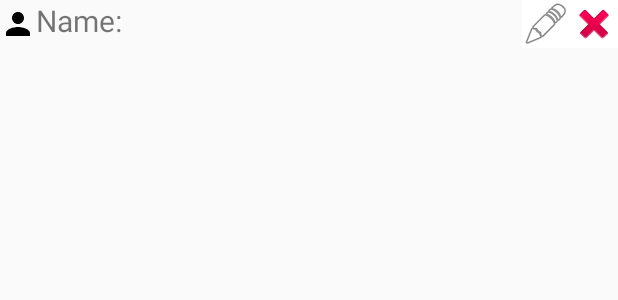
After one commit to AmwajAS/SlothGoldenCare, an Android app: the layout administrator_user_item.xml on its own in the app's theme, with its tools: preview values and no code run, on a phone screen of 412 x 824 dp. The commit adds this screen. Shown: the top 300 px of the screen. Run offline under Robolectric (Android 15) with nearby library versions, the phone set to English and light mode, and no system bars.

Commit message:
admin account to delete and edit users.

```diff
--- a/app/src/main/AndroidManifest.xml
+++ b/app/src/main/AndroidManifest.xml
@@ -52,6 +52,10 @@
             android:name=".SplashScreen"
             android:exported="false" />
         <activity
+            android:name=".AdministratorActivity"
+            android:exported="false">
+        </activity>
+        <activity
             android:name=".MainActivity"
             android:exported="true">
             <intent-filter>
--- a/app/src/main/java/com/example/slothgoldencare/LoginActivity.java
+++ b/app/src/main/java/com/example/slothgoldencare/LoginActivity.java
@@ -37,7 +37,11 @@ public class LoginActivity extends AppCompatActivity {
                 //check if the id number / field is empty.
                 SimpleDialog.showAlertDialog(LoginActivity.this, R.string.alert_title_login, R.string.alert_message_idEmtpy);
 
-            } else {
+            }
+            else if(uid.equals("admin")){
+                Intent intent = new Intent(getApplicationContext(),AdministratorActivity.class);
+                startActivity(intent);
+            }else {
                 //   if (checkIDValidation(uid)) {
                 if ((user = dbHelper.findUserByID(uid)) != null) {
                    // Log.i(TAG, "This is a debug message " + " Login Successfully" + user.getUsername()); // Debug log
--- /dev/null
+++ b/app/src/main/res/layout/administrator_user_item.xml
@@ -0,0 +1,94 @@
+<?xml version="1.0" encoding="utf-8"?>
+<LinearLayout xmlns:android="http://schemas.android.com/apk/res/android"
+              xmlns:app="http://schemas.android.com/apk/res-auto"
+              xmlns:tools="http://schemas.android.com/tools"
+              android:layout_width="match_parent"
+              android:orientation="vertical"
+              android:layout_height="match_parent">
+
+    <LinearLayout android:layout_width="match_parent"
+                  android:id="@+id/user_line"
+                  android:layout_height="wrap_content"
+                  android:orientation="horizontal">
+
+        <ImageView android:layout_width="wrap_content"
+                   android:layout_height="match_parent"
+                   android:src="@drawable/baseline_person_24"/>
+
+        <TextView
+                android:id="@+id/user_name"
+                android:layout_width="wrap_content"
+                  android:textSize="20dp"
+                  android:layout_height="wrap_content"
+                  android:text="Name:"/>
+
+        <Space android:layout_width="wrap_content" android:layout_height="wrap_content" android:layout_weight="1"/>
+
+        <ImageButton
+                android:id="@+id/edit_user_btn"
+                android:layout_width="wrap_content"
+                android:layout_height="wrap_content"
+                android:src="@android:drawable/ic_menu_edit"
+                android:background="@color/white"/>
+
+        <ImageButton
+                android:id="@+id/delete_user_btn"
+                android:layout_width="wrap_content"
+                android:layout_height="wrap_content"
+                android:src="@android:drawable/ic_delete"
+                android:background="@color/white"/>
+
+    </LinearLayout>
+    <LinearLayout
+            android:id="@+id/user_edit"
+            android:layout_width="match_parent"
+            android:layout_height="wrap_content"
+            android:orientation="vertical"
+            android:visibility="gone"
+            app:layout_constraintTop_toBottomOf="@id/user_line">
+        <LinearLayout
+                android:layout_width="match_parent"
+                android:layout_height="wrap_content"
+                android:orientation="horizontal"
+                app:layout_constraintTop_toBottomOf="@id/user_line">
+        <TextView android:layout_width="wrap_content"
+                  android:layout_height="wrap_content"
+                  android:text="User ID:"/>
+            <EditText android:layout_width="match_parent"
+                      android:id="@+id/user_id_text"
+                      android:layout_height="wrap_content"
+            android:hint="ID"/>
+        </LinearLayout>
+        <LinearLayout
+                android:layout_width="match_parent"
+                android:layout_height="wrap_content"
+                android:orientation="horizontal"
+                app:layout_constraintTop_toBottomOf="@id/user_line">
+            <TextView android:layout_width="wrap_content"
+                      android:layout_height="wrap_content"
+                      android:text="Name:"/>
+            <EditText android:layout_width="match_parent"
+                      android:id="@+id/user_name_text"
+                      android:layout_height="wrap_content"
+                      android:hint="Name"/>
+        </LinearLayout>
+        <LinearLayout
+                android:layout_width="match_parent"
+                android:layout_height="wrap_content"
+                android:orientation="horizontal"
+                app:layout_constraintTop_toBottomOf="@id/user_line">
+            <TextView android:layout_width="wrap_content"
+                      android:layout_height="wrap_content"
+                      android:text="Phone Number:"/>
+
+            <EditText android:layout_width="match_parent"
+                      android:layout_height="wrap_content"
+                      android:id="@+id/user_phone_text"
+                      android:hint="phone number"/>
+        </LinearLayout>
+        <Button android:id="@+id/save_user_changes"
+                android:layout_width="wrap_content"
+                android:layout_gravity="center" android:layout_height="wrap_content"
+        android:text="Save"/>
+    </LinearLayout>
+</LinearLayout>
```
Also changed, not shown: app/src/main/java/com/example/slothgoldencare/AdministratorActivity.java (added, +103 -0 lines), app/src/main/java/com/example/slothgoldencare/DataBaseHelper.java (+27 -0 lines), app/src/main/res/layout/activity_administrator.xml (added, +32 -0 lines).
